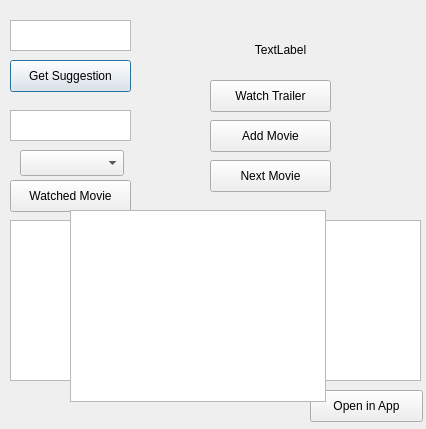
Above: usermode.ui from vanpana/LMDB before the change. Below: the same form after it.
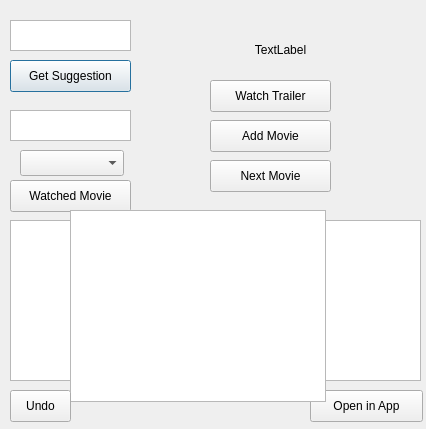
That is the form after the change.

Commit message: Implemented undo functionality for Movie Watchlist

What changed in the file:
```diff
--- a/usermode.ui
+++ b/usermode.ui
@@ -157,6 +157,19 @@
     </rect>
    </property>
   </widget>
+  <widget class="QPushButton" name="undoButton">
+   <property name="geometry">
+    <rect>
+     <x>10</x>
+     <y>390</y>
+     <width>61</width>
+     <height>32</height>
+    </rect>
+   </property>
+   <property name="text">
+    <string>Undo</string>
+   </property>
+  </widget>
  </widget>
  <resources/>
  <connections/>
```
The commit also changes 8 other files.
